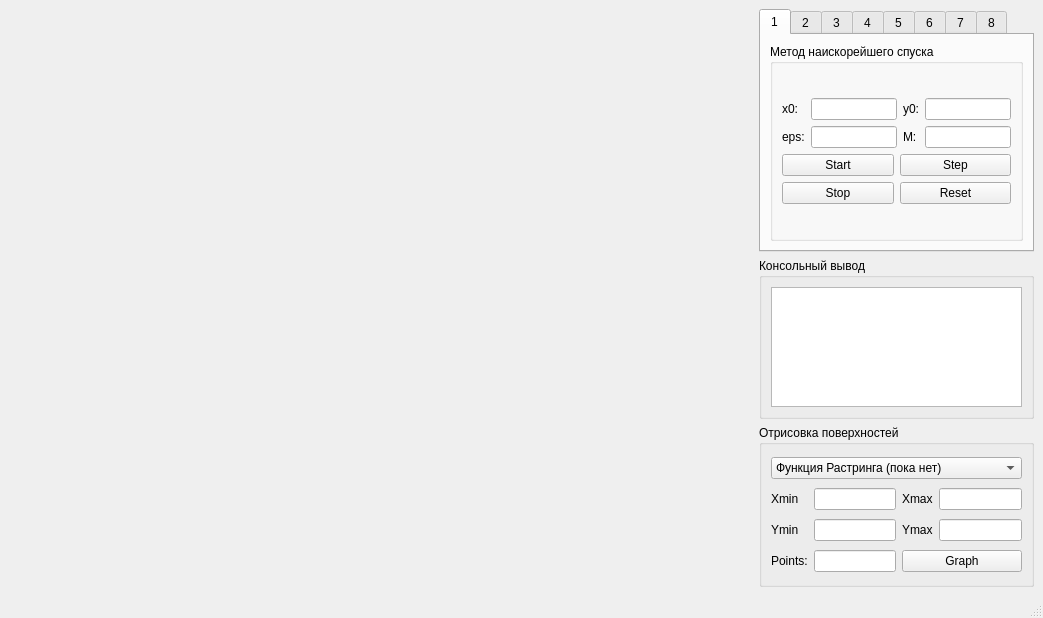
Before: the Qt Designer form src/ui/main.ui in Dramaturg1/SearchOptimization, drawn with Qt 5.
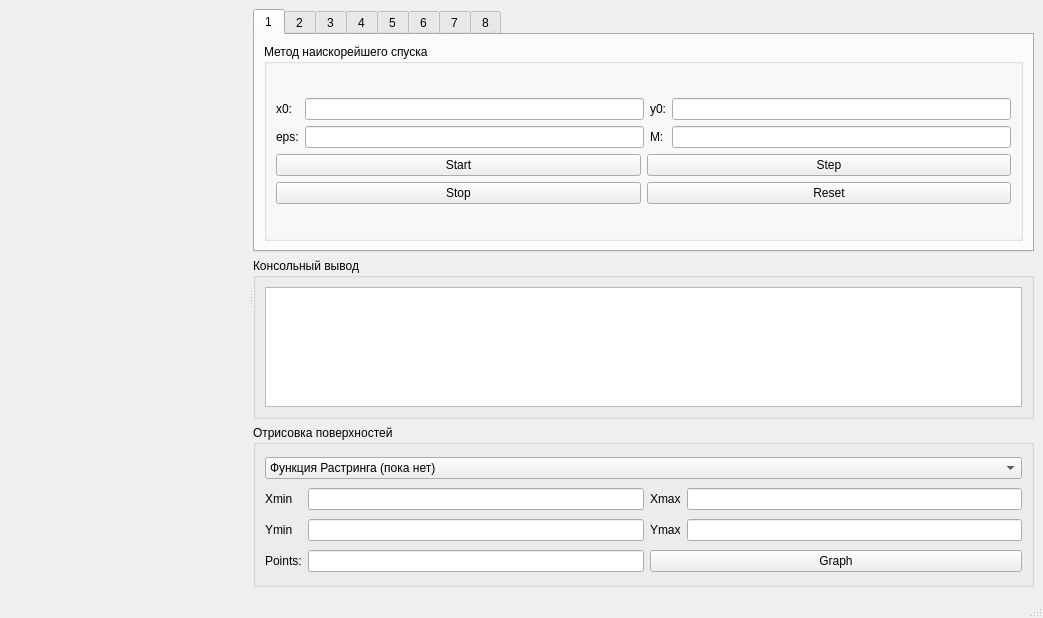
After: the same form once the commit is applied.

The edit to the form file:
```diff
--- a/src/ui/main.ui
+++ b/src/ui/main.ui
@@ -16,14 +16,12 @@
   <widget class="QWidget" name="centralwidget">
    <layout class="QVBoxLayout" name="verticalLayout_2">
     <item>
-     <layout class="QHBoxLayout" name="horizontalLayout" stretch="3,1">
-      <property name="sizeConstraint">
-       <enum>QLayout::SizeConstraint::SetDefaultConstraint</enum>
+     <widget class="QSplitter" name="splitter">
+      <property name="orientation">
+       <enum>Qt::Orientation::Horizontal</enum>
       </property>
-      <item>
-       <widget class="QWidget" name="widget" native="true"/>
-      </item>
-      <item>
+      <widget class="QWidget" name="widget" native="true"/>
+      <widget class="QWidget" name="">
        <layout class="QVBoxLayout" name="verticalLayout" stretch="3,2,2">
         <item>
          <widget class="QTabWidget" name="tabWidget">
@@ -364,8 +362,8 @@
          </widget>
         </item>
        </layout>
-      </item>
-     </layout>
+      </widget>
+     </widget>
     </item>
    </layout>
   </widget>
```
